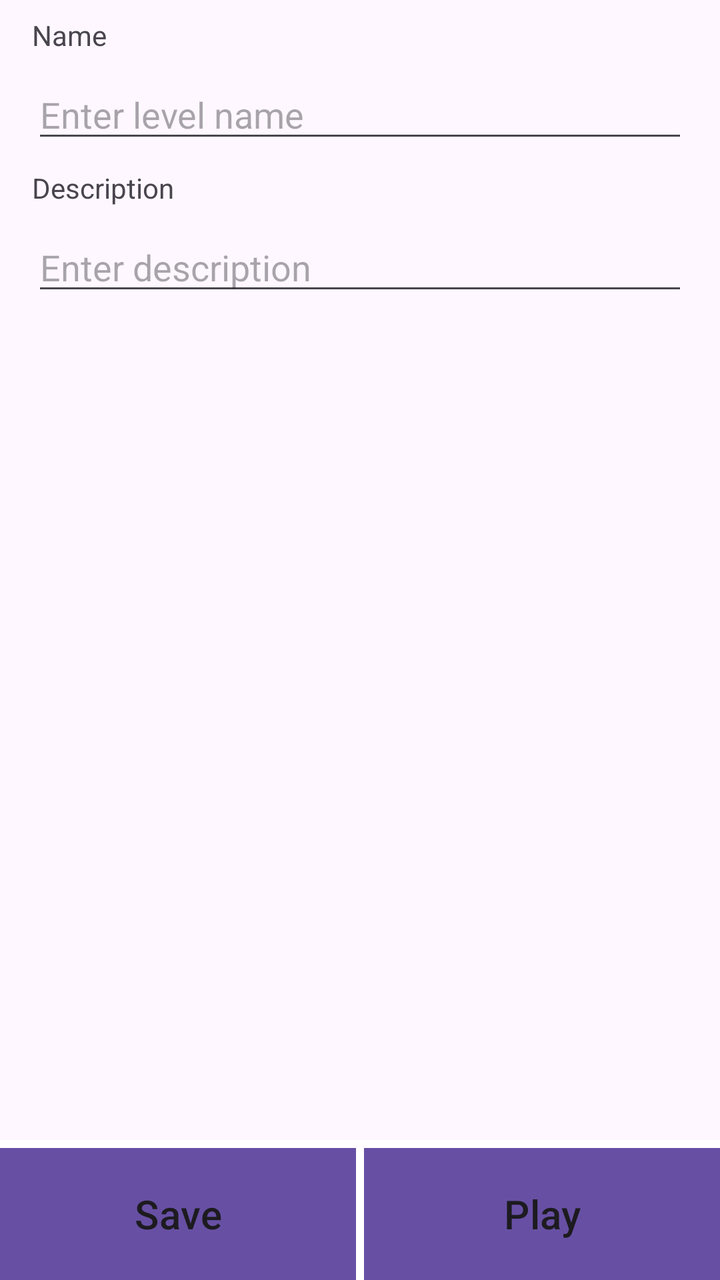
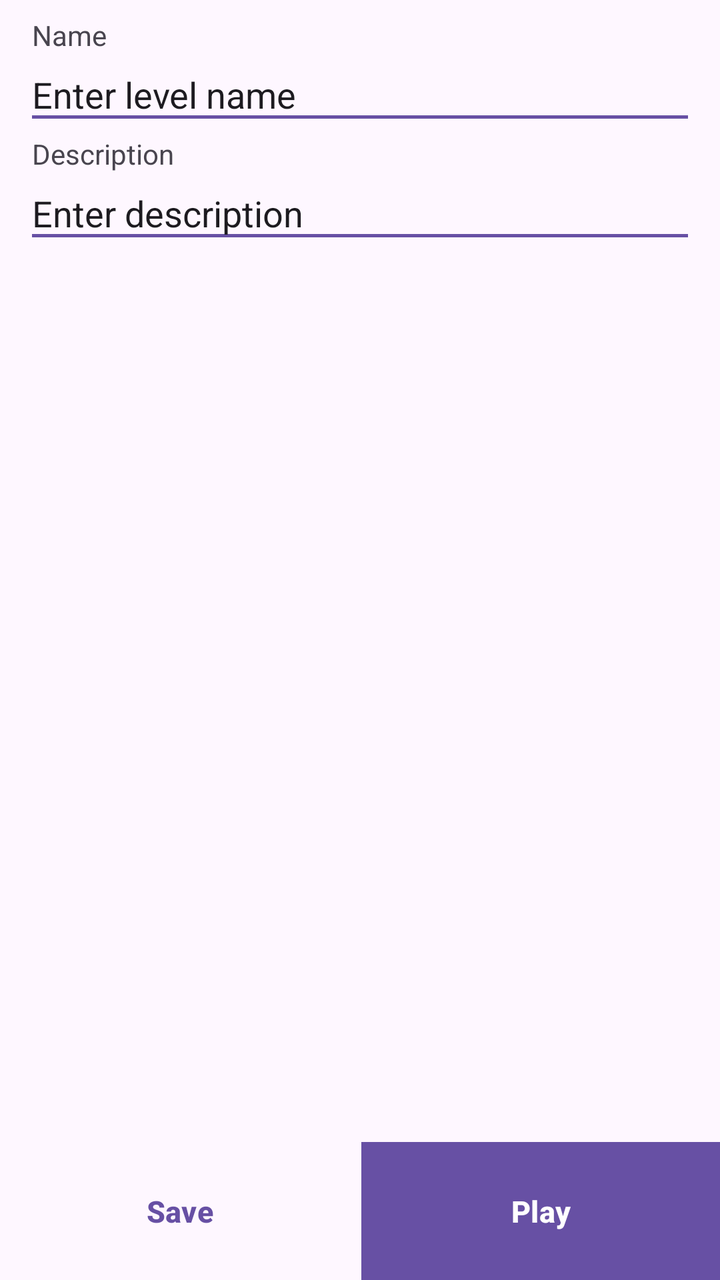

Before-and-after screenshots of an Android layout around one commit, followed by the original layout XML and the change that was made.
<!-- AndroidManifest.xml: application theme Base.Theme.MusicalGames -->
<!-- res/layout/view_create_game.xml -->
<?xml version="1.0" encoding="utf-8"?>
<androidx.constraintlayout.widget.ConstraintLayout
   xmlns:android="http://schemas.android.com/apk/res/android"
    xmlns:app="http://schemas.android.com/apk/res-auto"
    android:layout_height="match_parent"
    android:layout_width="match_parent"
    android:id="@+id/main_layout"
    >
    <ScrollView
        android:id="@+id/scrollView3"
        android:layout_width="0dp"
        android:layout_height="0dp"
        android:paddingHorizontal="8dp"
        app:layout_constraintBottom_toTopOf="@id/buttonContainer"
        app:layout_constraintEnd_toEndOf="parent"
        app:layout_constraintStart_toStartOf="parent"
        app:layout_constraintTop_toTopOf="parent"
        >

        <LinearLayout
            android:layout_width="match_parent"
            android:layout_height="wrap_content"
            android:orientation="vertical"
            android:padding="8dp">

            
            <LinearLayout
                android:layout_width="match_parent"
                android:layout_height="wrap_content"
                android:layout_marginBottom="8dp"
                android:orientation="vertical">

                <TextView
                    android:id="@+id/name"
                    android:layout_width="wrap_content"
                    android:layout_height="wrap_content"
                    android:layout_marginBottom="8dp"
                    android:text="Name" />

                <EditText
                    android:id="@+id/nameInput"
                    android:layout_width="match_parent"
                    android:layout_height="wrap_content"
                    android:hint="Enter level name"
                    android:inputType="text" />
            </LinearLayout>

            
            <LinearLayout
                android:layout_width="match_parent"
                android:layout_height="wrap_content"
                android:layout_marginBottom="8dp"
                android:orientation="vertical">

            <TextView
                android:id="@+id/description"
                android:layout_width="wrap_content"
                android:layout_height="wrap_content"
                android:layout_marginBottom="8dp"
                android:text="Description" />

            <EditText
                android:id="@+id/descriptionInput"
                android:layout_width="match_parent"
                android:layout_height="wrap_content"
                android:hint="Enter description"
                android:inputType="text" />
            </LinearLayout>

            <FrameLayout
                android:id="@+id/level_creator_container"
                android:layout_width="match_parent"
                android:layout_height="wrap_content"
                android:background="@drawable/item_bordered"
                android:padding="4dp">
            </FrameLayout>
        </LinearLayout>
    </ScrollView>

    <LinearLayout
        android:id="@+id/buttonContainer"
        android:layout_width="match_parent"
        android:layout_height="70dp"
        android:orientation="vertical"
        app:layout_constraintTop_toBottomOf="@id/scrollView3"
        app:layout_constraintBottom_toBottomOf="parent">

        <View
            android:layout_width="match_parent"
            android:layout_height="4dp"
            android:background="?attr/colorOnPrimary"/>
        <LinearLayout
            android:layout_width="match_parent"
            android:layout_height="match_parent"
            android:orientation="horizontal">

            <Button
                android:id="@+id/saveButton"
                style="@style/basicListButtonStyle"
                android:text="Save"
                />
            <View
                android:layout_width="4dp"
                android:layout_height="match_parent"
                android:background="?attr/colorOnPrimary"/>
            <Button
                android:id="@+id/playButton"
                style="@style/basicListButtonStyle"
                android:text="Play"
                />
        </LinearLayout>
    </LinearLayout>
</androidx.constraintlayout.widget.ConstraintLayout>
<!-- resources referenced by this layout -->
<resources>
  <!-- drawable item_bordered (drawable) -->
  <?xml version="1.0" encoding="utf-8"?>
  <layer-list xmlns:android="http://schemas.android.com/apk/res/android">
      <item
          android:gravity="bottom"
          android:height="1dp">
          <shape android:shape="rectangle">
              <solid android:color="?attr/hairlineColor"/>
          </shape>
      </item>
  </layer-list>
  <style name="basicListButtonStyle">
          <item name="android:layout_width">match_parent</item>
          <item name="android:layout_height">match_parent</item>
          <item name="android:layout_weight">1</item>
          <item name="android:textSize">20sp</item>
          <item name="android:textColor">?attr/textFillColor</item>
          <item name="android:background">@drawable/button_basic</item>
      </style>
  <style name="Base.Theme.MusicalGames" parent="Theme.Material3.DayNight.NoActionBar">
          
          
          
          
      </style>
  <!-- drawable button_basic (drawable) -->
  <shape xmlns:android="http://schemas.android.com/apk/res/android">
      <solid android:color="?attr/colorPrimary"/>
  </shape>
</resources>

<!-- the commit's change to res/layout/view_create_game.xml (unified diff, before → after) -->
@@ -41,6 +41,8 @@
                     android:id="@+id/nameInput"
                     android:layout_width="match_parent"
                     android:layout_height="wrap_content"
+                    android:background="@drawable/underline_input"
+                    android:textColorHint="?attr/tertiaryTextColor"
                     android:hint="Enter level name"
                     android:inputType="text" />
             </LinearLayout>
@@ -63,6 +65,8 @@
                 android:id="@+id/descriptionInput"
                 android:layout_width="match_parent"
                 android:layout_height="wrap_content"
+                android:background="@drawable/underline_input"
+                android:textColorHint="?attr/tertiaryTextColor"
                 android:hint="Enter description"
                 android:inputType="text" />
             </LinearLayout>
@@ -71,7 +75,6 @@
                 android:id="@+id/level_creator_container"
                 android:layout_width="match_parent"
                 android:layout_height="wrap_content"
-                android:background="@drawable/item_bordered"
                 android:padding="4dp">
             </FrameLayout>
         </LinearLayout>
@@ -82,13 +85,14 @@
         android:layout_width="match_parent"
         android:layout_height="70dp"
         android:orientation="vertical"
+        android:background="?attr/surfaceHeaderColor"
         app:layout_constraintTop_toBottomOf="@id/scrollView3"
         app:layout_constraintBottom_toBottomOf="parent">
 
         <View
             android:layout_width="match_parent"
-            android:layout_height="4dp"
-            android:background="?attr/colorOnPrimary"/>
+            android:layout_height="1dp"
+            android:background="?attr/hairlineColor"/>
         <LinearLayout
             android:layout_width="match_parent"
             android:layout_height="match_parent"
@@ -96,16 +100,16 @@
 
             <Button
                 android:id="@+id/saveButton"
-                style="@style/basicListButtonStyle"
+                style="@style/buttonGhostStyle"
                 android:text="Save"
                 />
             <View
-                android:layout_width="4dp"
+                android:layout_width="1dp"
                 android:layout_height="match_parent"
-                android:background="?attr/colorOnPrimary"/>
+                android:background="?attr/hairlineColor"/>
             <Button
                 android:id="@+id/playButton"
-                style="@style/basicListButtonStyle"
+                style="@style/buttonFilledStyle"
                 android:text="Play"
                 />
         </LinearLayout>
<!-- resource entries referenced after the edit -->
@@ -1,23 +1,33 @@
 <!-- resources referenced by this layout -->
 <resources>
-  <!-- drawable item_bordered (drawable) -->
+  <!-- drawable underline_input (drawable) -->
   <?xml version="1.0" encoding="utf-8"?>
   <layer-list xmlns:android="http://schemas.android.com/apk/res/android">
       <item
           android:gravity="bottom"
-          android:height="1dp">
+          android:height="1.5dp">
           <shape android:shape="rectangle">
-              <solid android:color="?attr/hairlineColor"/>
+              <solid android:color="?attr/colorPrimary"/>
           </shape>
       </item>
   </layer-list>
-  <style name="basicListButtonStyle">
+  <style name="buttonFilledStyle">
           <item name="android:layout_width">match_parent</item>
           <item name="android:layout_height">match_parent</item>
           <item name="android:layout_weight">1</item>
-          <item name="android:textSize">20sp</item>
-          <item name="android:textColor">?attr/textFillColor</item>
+          <item name="android:textSize">15sp</item>
+          <item name="android:textStyle">bold</item>
+          <item name="android:textColor">?attr/colorOnPrimary</item>
           <item name="android:background">@drawable/button_basic</item>
+      </style>
+  <style name="buttonGhostStyle">
+          <item name="android:layout_width">match_parent</item>
+          <item name="android:layout_height">match_parent</item>
+          <item name="android:layout_weight">1</item>
+          <item name="android:textSize">15sp</item>
+          <item name="android:textStyle">bold</item>
+          <item name="android:textColor">?attr/colorPrimary</item>
+          <item name="android:background">@android:color/transparent</item>
       </style>
   <style name="Base.Theme.MusicalGames" parent="Theme.Material3.DayNight.NoActionBar">
           
